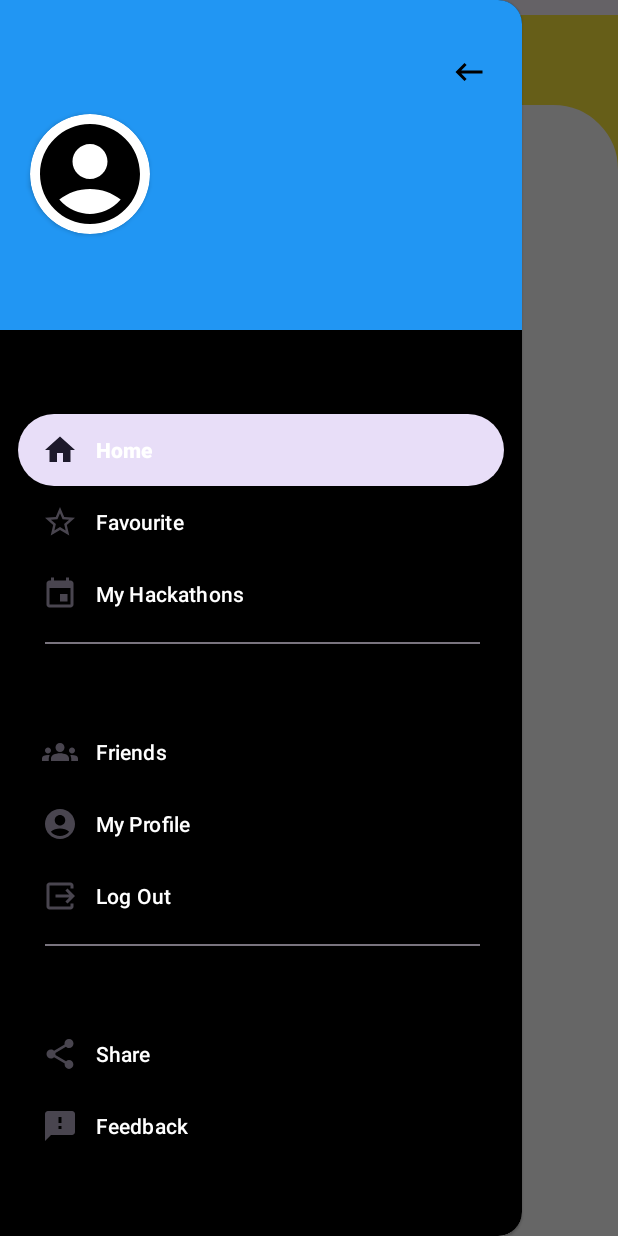
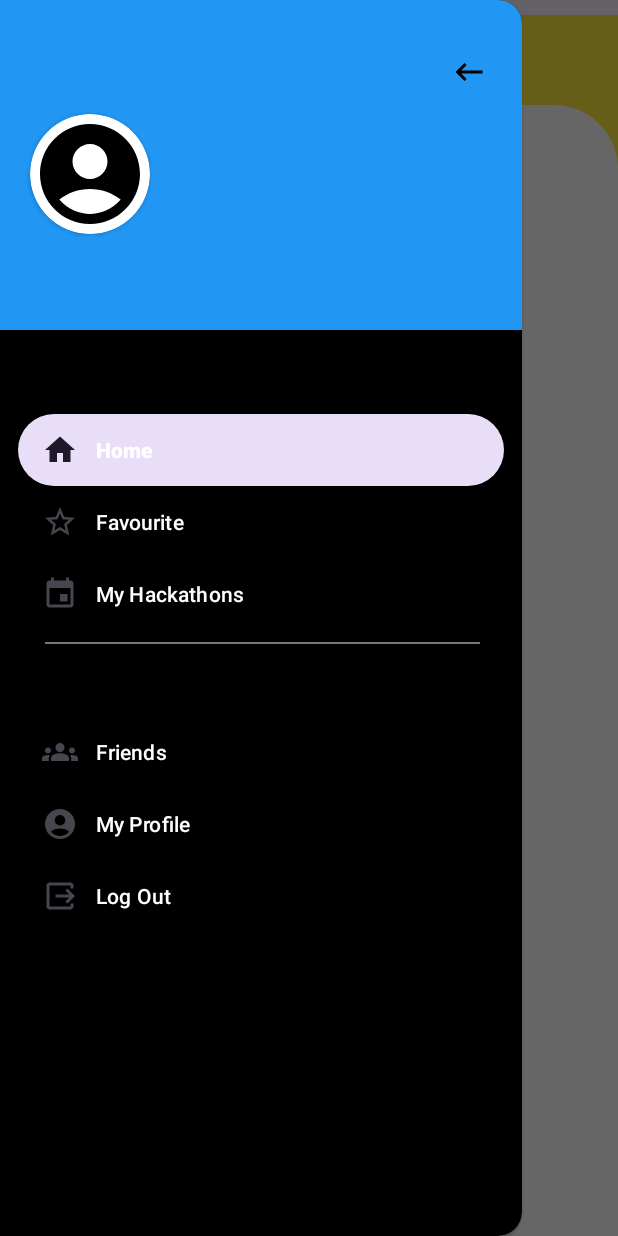
Before and after one commit to Alok-kumar2024/HackVerse, an Android app: the MainActivity screen opened directly, with no data from a screen before it, with the side drawer open, on a phone screen of 412 x 824 dp. Run offline under Robolectric (Android 15) with nearby library versions, the phone set to English and light mode, and no system bars; our stand-ins replace Firebase (no records; nobody signed in at launch, a user with empty details on screens opened directly); 1 statement that could not run was skipped.

Commit message:
Removed some unmade things , Last commit

```diff
--- a/app/src/main/res/menu/menu_drawer.xml
+++ b/app/src/main/res/menu/menu_drawer.xml
@@ -58,27 +58,27 @@
 
     </item>
 
-    <item android:title="">
+<!--    <item android:title="">-->
 
-        <menu>
+<!--        <menu>-->
 
-            <group android:checkableBehavior="single" >
+<!--            <group android:checkableBehavior="single" >-->
 
-            <item
-                android:icon="@drawable/share_menu"
-                android:id="@+id/share"
-                android:title="Share" />
+<!--            <item-->
+<!--                android:icon="@drawable/share_menu"-->
+<!--                android:id="@+id/share"-->
+<!--                android:title="Share" />-->
 
-            <item
-                android:icon="@drawable/feedback_menu"
-                android:id="@+id/feedback"
-                android:title="Feedback" />
+<!--            <item-->
+<!--                android:icon="@drawable/feedback_menu"-->
+<!--                android:id="@+id/feedback"-->
+<!--                android:title="Feedback" />-->
 
 
-            </group>
+<!--            </group>-->
 
-        </menu>
+<!--        </menu>-->
 
-    </item>
+<!--    </item>-->
 
 </menu>
```
